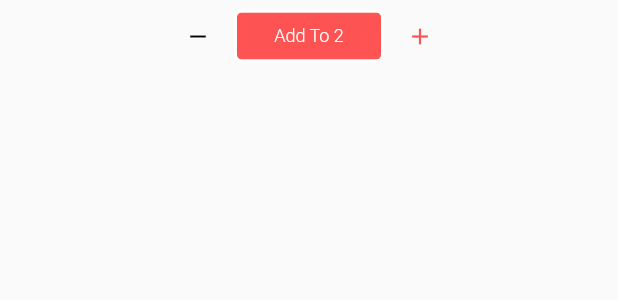
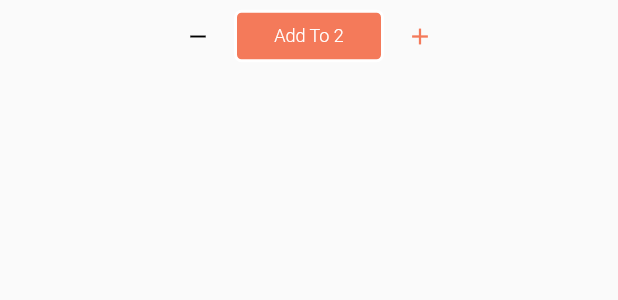
Before and after one commit to eric-mahasi/mealmagic, a Flutter app: the AddToCartMenu widget shown alone on an empty page, opened directly, on a phone screen of 412 x 824 dp. Shown: the top 300 px of the screen. Run offline on Flutter 3.47's test engine with Material 2 defaults, Android fonts, the phone set to English and light mode, and no system bars; our stand-ins replace carousel_pro, font_awesome_flutter, introduction_screen.

Commit message:
Update color on food order page

```diff
--- a/lib/screens/food_order.dart
+++ b/lib/screens/food_order.dart
@@ -391,7 +391,7 @@ class PromoCodeWidget extends StatelessWidget {
               suffixIcon: IconButton(
                   icon: Icon(
                     Icons.local_offer,
-                    color: Color(0xFFfd5352),
+                    color: Color(0xfff47a5a),
                   ),
                   onPressed: () {
                     debugPrint('222');
@@ -549,7 +549,7 @@ class CartIconWithBadge extends StatelessWidget {
                   child: Text(
                     '$counter',
                     style: TextStyle(
-                      color: Color(0xFFfd5352),
+                      color: Color(0xfff47a5a),
                       fontSize: 8,
                     ),
                     textAlign: TextAlign.center,
@@ -585,7 +585,7 @@ class AddToCartMenu extends StatelessWidget {
               width: 100.0,
               height: 35.0,
               decoration: BoxDecoration(
-                color: Color(0xFFfd5352),
+                color: Color(0xfff47a5a),
                 border: Border.all(color: Colors.white, width: 2.0),
                 borderRadius: BorderRadius.circular(5.0),
               ),
@@ -603,7 +603,7 @@ class AddToCartMenu extends StatelessWidget {
           IconButton(
             onPressed: () {},
             icon: Icon(Icons.add),
-            color: Color(0xFFfd5352),
+            color: Color(0xfff47a5a),
             iconSize: 18,
           ),
         ],
```
